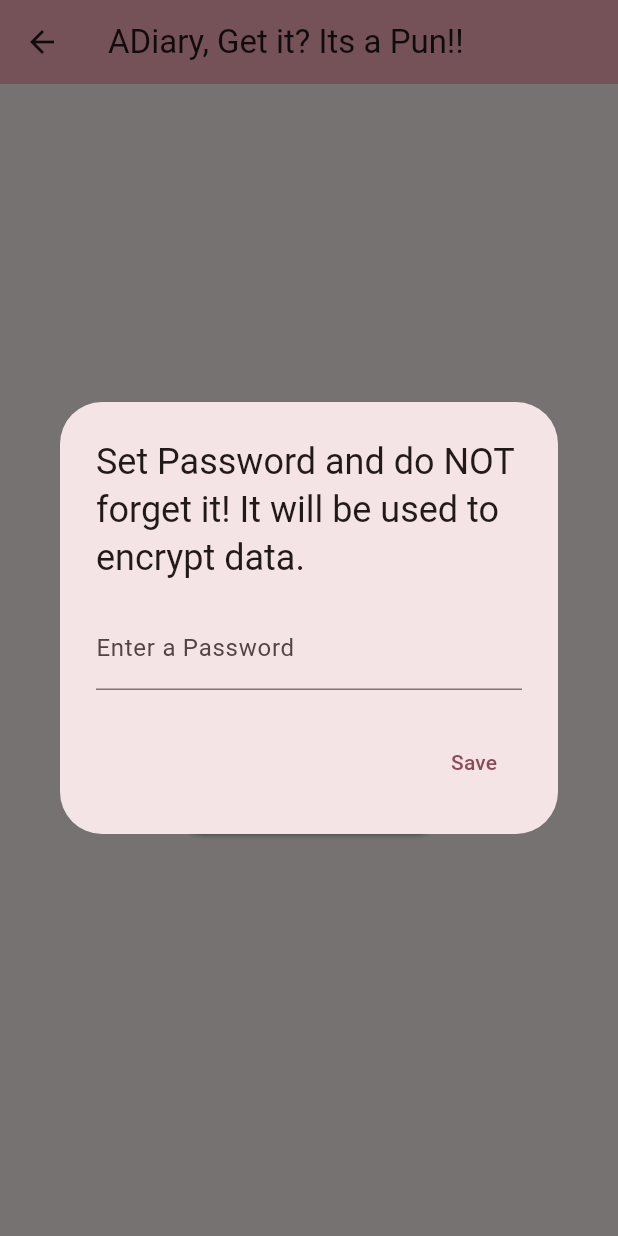
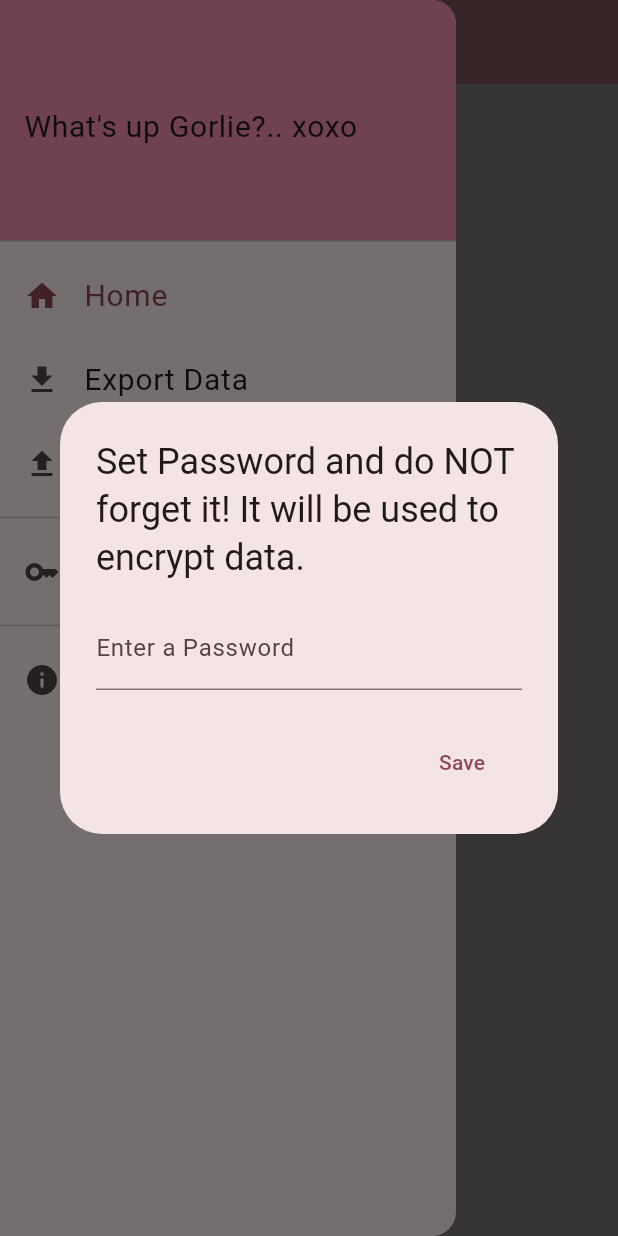
Before and after one commit to miracleanupam/ADiary, a Flutter app: the MyHomePage screen opened directly, with the side drawer open (before the commit the screen has no drawer), on a phone screen of 412 x 824 dp. Run offline on Flutter 3.47's test engine with Material 3 defaults, Android fonts, the phone set to English and light mode, and no system bars; our stand-ins replace file_picker, flutter_secure_storage, local_auth, permission_handler, sqflite_sqlcipher; accounts and stored records are empty.

Commit message:
1. drawer 2. constants 3. password service 4. more screens

```diff
--- /dev/null
+++ b/lib/constants.dart
@@ -0,0 +1,21 @@
+import 'package:adiary/screens/about.dart';
+import 'package:adiary/screens/dashboard.dart';
+import 'package:adiary/screens/export.dart';
+import 'package:adiary/screens/import.dart';
+import 'package:adiary/screens/password.dart';
+
+const homePageWidgetListsForDrawer = {
+  'dashboard': Dashboard(),
+  'export': ExportData(),
+  'import': ImportData(),
+  'about': About(),
+  'password': PasswordManager(),
+};
+
+const homePageWidgetTitleListsForAppBar = <String, String>{
+  'dashboard': 'ADiary, Get it? It\'s a Pun!!',
+  'export': 'Yeah gorl, back it all up..',
+  'import': 'Gorl, I got your back...',
+  'about': 'Why this? You ask?',
+  'password': 'Sshh! Keep this a secret!!'
+};
--- a/lib/models/entry.dart
+++ b/lib/models/entry.dart
@@ -1,13 +1,9 @@
-import 'dart:developer';
 import 'dart:io';
 
-import 'package:adiary/services/permissions.dart';
 import 'package:file_picker/file_picker.dart';
-import 'package:flutter/services.dart';
 import 'package:flutter_secure_storage/flutter_secure_storage.dart';
 import 'package:sqflite_sqlcipher/sqflite.dart';
 import 'package:path/path.dart';
-import 'package:path_provider/path_provider.dart';
 
 final String columnId = '_id';
 final String columnContent = 'content';
--- /dev/null
+++ b/lib/screens/about.dart
@@ -0,0 +1,11 @@
+import 'package:adiary/screens/styled_text.dart';
+import 'package:flutter/material.dart';
+
+class About extends StatelessWidget {
+  const About({super.key});
+
+  @override
+  Widget build(BuildContext context) {
+    return const StyledText(value: 'For Prinsu.');
+  }
+}
--- a/lib/screens/add_entry.dart
+++ b/lib/screens/add_entry.dart
@@ -61,7 +61,8 @@ class _AddEntryState extends State<AddEntry> {
     return Scaffold(
       appBar: AppBar(
         backgroundColor: Theme.of(context).colorScheme.inversePrimary,
-        title: Text("Let's record that good feeling..."),
+        title: Text('🌸🌸 Recording Happiness... 🌸🌸'),
+        titleSpacing: 0.0,
       ),
       body: Padding(
         padding: const EdgeInsets.all(16.0),
@@ -79,6 +80,7 @@ class _AddEntryState extends State<AddEntry> {
                       ? "Pick a Date"
                       : DateFormat.yMMMd().format(_selectedDate!),
                 )),
+            SizedBox(height: 16),
             Expanded(
               child: TextField(
                 controller: _journalController,
--- /dev/null
+++ b/lib/screens/dashboard.dart
@@ -0,0 +1,61 @@
+import 'package:adiary/screens/add_entry.dart';
+import 'package:adiary/screens/display_entry.dart';
+import 'package:flutter/material.dart';
+
+class Dashboard extends StatefulWidget {
+  const Dashboard({super.key});
+
+  @override
+  State<Dashboard> createState() => _DashboardState();
+}
+
+class _DashboardState extends State<Dashboard> {
+  Widget addEntryButton() {
+    return ElevatedButton(
+      onPressed: () {
+        Navigator.of(context).push(
+          MaterialPageRoute(builder: (context) => const AddEntry()),
+        );
+      },
+      child: const Row(
+        mainAxisSize: MainAxisSize.min,
+        children: <Widget>[
+          Icon(Icons.favorite_border),
+          Text('Add an Entry'),
+        ],
+      ),
+    );
+  }
+
+  Widget memoryButton() {
+    return ElevatedButton(
+      onPressed: () {
+        Navigator.of(context).push(
+          MaterialPageRoute(builder: (context) => const DisplayEntry()),
+        );
+      },
+      child: const Row(
+        mainAxisSize: MainAxisSize.min,
+        children: <Widget>[
+          Icon(Icons.sentiment_very_satisfied),
+          Text('Go down the memory lane.'),
+        ],
+      ),
+    );
+  }
+
+  @override
+  Widget build(BuildContext context) {
+    return Padding(
+      padding: const EdgeInsets.all(16.0),
+      child: Column(
+        crossAxisAlignment: CrossAxisAlignment.center,
+        mainAxisAlignment: MainAxisAlignment.center,
+        children: [
+          addEntryButton(),
+          memoryButton(),
+        ],
+      ),
+    );
+  }
+}
--- a/lib/screens/display_entry.dart
+++ b/lib/screens/display_entry.dart
@@ -32,7 +32,8 @@ class _DisplayEntryState extends State<DisplayEntry> {
     return Scaffold(
       appBar: AppBar(
         backgroundColor: Theme.of(context).colorScheme.inversePrimary,
-        title: Text("Remember this?"),
+        title: Text("🌸💝 Remember this?"),
+        titleSpacing: 0.0,
       ),
       body: Padding(
         padding: const EdgeInsets.all(16.0),
--- /dev/null
+++ b/lib/screens/drawer.dart
@@ -0,0 +1,116 @@
+import 'package:flutter/material.dart';
+
+class ADrawer extends StatefulWidget {
+  final Function onTapCallback;
+  final String selectedItem;
+  const ADrawer(
+      {super.key, required this.onTapCallback, required this.selectedItem});
+
+  @override
+  State<ADrawer> createState() => _ADrawerState();
+}
+
+class _ADrawerState extends State<ADrawer> {
+  String currentSelection = 'dashboard';
+
+  @override
+  void initState() {
+    currentSelection = widget.selectedItem;
+    super.initState();
+  }
+
+  @override
+  Widget build(BuildContext context) {
+    return Drawer(
+        child: ListView(
+      children: [
+        DrawerHeader(
+          decoration: BoxDecoration(color: Colors.pink.shade200),
+          child: Container(
+              alignment: Alignment.centerLeft,
+              child: Text(
+                'What\'s up Gorlie?.. xoxo',
+                style: TextStyle(fontSize: 20),
+              )),
+        ),
+        ListTile(
+          leading: Icon(Icons.home),
+          title: Text(
+            'Home',
+            style: TextStyle(fontSize: 20),
+          ),
+          selected: currentSelection == 'dashboard',
+          onTap: () {
+            setState(() {
+              currentSelection = 'dashboard';
+            });
+            widget.onTapCallback('dashboard');
+            Navigator.pop(context);
+          },
+        ),
+        ListTile(
+          leading: Icon(Icons.download),
+          title: Text(
+            'Export Data',
+            style: TextStyle(fontSize: 20),
+          ),
+          selected: currentSelection == 'export',
+          onTap: () {
+            setState(() {
+              currentSelection = 'export';
+            });
+            widget.onTapCallback('export');
+            Navigator.pop(context);
+          },
+        ),
+        ListTile(
+          leading: Icon(Icons.upload),
+          title: Text(
+            'Import Data',
+            style: TextStyle(fontSize: 20),
+          ),
+          selected: currentSelection == 'import',
+          onTap: () {
+            setState(() {
+              currentSelection = 'import';
+            });
+            widget.onTapCallback('import');
+            Navigator.pop(context);
+          },
+        ),
+        Divider(),
+        ListTile(
+          leading: Icon(Icons.key),
+          title: Text(
+            'Password',
+            style: TextStyle(fontSize: 20),
+          ),
+          selected: currentSelection == 'password',
+          onTap: () {
+            setState(() {
+              currentSelection = 'password';
+            });
+            widget.onTapCallback('password');
+            Navigator.pop(context);
+          },
+        ),
+        Divider(),
+        ListTile(
+          leading: Icon(Icons.info),
+          title: Text(
+            'About App',
+            style: TextStyle(fontSize: 20),
+          ),
+          selected: currentSelection == 'about',
+          onTap: () {
+            setState(() {
+              currentSelection = 'about';
+            });
+            widget.onTapCallback('about');
+            Navigator.pop(context);
+          },
+        ),
+      ],
+    ));
+  }
+}
--- a/lib/screens/home.dart
+++ b/lib/screens/home.dart
@@ -1,9 +1,7 @@
-import 'package:adiary/models/entry.dart';
-import 'package:adiary/screens/add_entry.dart';
-import 'package:adiary/screens/display_entry.dart';
-import 'package:adiary/services/storages.dart';
+import 'package:adiary/screens/drawer.dart';
+import 'package:adiary/services/password.dart';
 import 'package:flutter/material.dart';
-import 'package:flutter_secure_storage/flutter_secure_storage.dart';
+import 'package:adiary/constants.dart' as constants;
 
 class MyHomePage extends StatefulWidget {
   const MyHomePage({super.key});
@@ -13,9 +11,6 @@ class MyHomePage extends StatefulWidget {
 }
 
 class _MyHomePageState extends State<MyHomePage> {
-  final FlutterSecureStorage secureStorage = FlutterSecureStorage();
-  bool exporting = false;
-  bool importing = false;
 
   @override
   void initState() {
@@ -24,165 +19,64 @@ class _MyHomePageState extends State<MyHomePage> {
   }
 
   Future<void> _checkPassword() async {
-    String? storedPassword = await secureStorage.read(key: 'password');
-    if (storedPassword == null) {
-      _promptForPassword();
+    if (mounted) {
+    ADiaryPasswordService passwordService = ADiaryPasswordService(context: context);
+    String? storedPassword = await passwordService.getPasswod();
+
+    if (storedPassword == null && mounted) {
+    passwordService.promptForPassword(false);
+    }
     }
   }
 
-  Future<void> _export() async {
+  // void _promptForPassword() {
+  //   TextEditingController passwordController = TextEditingController();
+  //   showDialog(
+  //     context: context,
+  //     barrierDismissible: false,
+  //     builder: (context) {
+  //       return AlertDialog(
+  //           title: const Text(
+  //               "Set Password and do NOT forget it! It will be used to encrypt data."),
+  //           content: TextField(
+  //             controller: passwordController,
+  //             obscureText: true,
+  //             decoration: const InputDecoration(labelText: "Enter a Password"),
+  //           ),
+  //           actions: [
+  //             TextButton(
+  //                 onPressed: () async {
+  //                   String password = passwordController.text;
+  //                   if (password.isNotEmpty) {
+  //                     Storages().writeNewPassword(password);
+  //                     Navigator.pop(context);
+  //                   }
+  //                 },
+  //                 child: const Text('Save')),
+  //           ]);
+  //     },
+  //   );
+  // }
+
+  // Widget changePasswordButton() {
+  //   return ElevatedButton(
+  //     onPressed: _promptForPassword,
+  //     child: const Row(
+  //       mainAxisSize: MainAxisSize.min,
+  //       children: <Widget>[
+  //         Icon(Icons.key),
+  //         Text('Change Password'),
+  //       ],
+  //     ),
+  //   );
+  // }
+
+  String _drawerScreen = 'dashboard';
+
+  void _drawerItemTapped(String newScreen) {
     setState(() {
-      exporting = true;
+      _drawerScreen = newScreen;
     });
-    try {
-      EntryProvider entryProvider = EntryProvider();
-      String exportedPath = await entryProvider.export();
-      if (mounted) {
-        ScaffoldMessenger.of(context).showSnackBar(
-          SnackBar(
-              content: Text("Exported to $exportedPath"),
-              duration: Duration(seconds: 8)),
-        );
-      }
-    } catch (_) {
-    } finally {
-      setState(() {
-        exporting = false;
-      });
-    }
-  }
-
-  Future<void> _import() async {
-    setState(() {
-      importing = true;
-    });
-
-    bool wasSuccess = false;
-    try {
-      EntryProvider entryProvider = EntryProvider();
-      await entryProvider.import();
-      wasSuccess = true;
-    } catch (_) {
-    } finally {
-      setState(() {
-        importing = false;
-      });
-      if (mounted) {
-        ScaffoldMessenger.of(context).showSnackBar(
-          SnackBar(
-              content: Text(wasSuccess
-                  ? 'Successfully Imported'
-                  : 'Something went wrong...'),
-              duration: Duration(seconds: 8)),
-        );
-      }
-    }
-  }
-
-  void _promptForPassword() {
-    TextEditingController passwordController = TextEditingController();
-    showDialog(
-      context: context,
-      barrierDismissible: false,
-      builder: (context) {
-        return AlertDialog(
-            title: const Text(
-                "Set Password and do NOT forget it! It will be used to encrypt data."),
-            content: TextField(
-              controller: passwordController,
-              obscureText: true,
-              decoration: const InputDecoration(labelText: "Enter a Password"),
-            ),
-            actions: [
-              TextButton(
-                  onPressed: () async {
-                    String password = passwordController.text;
-                    if (password.isNotEmpty) {
-                      Storages().writeNewPassword(password);
-                      Navigator.pop(context);
-                    }
-                  },
-                  child: const Text('Save')),
-            ]);
-      },
-    );
-  }
-
-  Widget addEntryButton() {
-    return ElevatedButton(
-      onPressed: () {
-        Navigator.of(context).push(
-          MaterialPageRoute(builder: (context) => const AddEntry()),
-        );
-      },
-      child: const Row(
-        mainAxisSize: MainAxisSize.min,
-        children: <Widget>[
-          Icon(Icons.favorite_border),
-          Text('Add an Entry'),
-        ],
-      ),
-    );
-  }
-
-  Widget memoryButton() {
-    return ElevatedButton(
-      onPressed: () {
-        Navigator.of(context).push(
-          MaterialPageRoute(builder: (context) => const DisplayEntry()),
-        );
-      },
-      child: const Row(
-        mainAxisSize: MainAxisSize.min,
-        children: <Widget>[
-          Icon(Icons.sentiment_very_satisfied),
-          Text('Go down the memory lane.'),
-        ],
-      ),
-    );
-  }
-
-  Widget exportButton() {
-    return exporting
-        ? CircularProgressIndicator()
-        : ElevatedButton(
-            onPressed: _export,
-            child: const Row(
-              mainAxisSize: MainAxisSize.min,
-              children: <Widget>[
-                Icon(Icons.download),
-                Text('Export'),
-              ],
-            ),
-          );
-  }
-
-  Widget importButton() {
-    return importing
-        ? CircularProgressIndicator()
-        : ElevatedButton(
-            onPressed: _import,
-            child: const Row(
-              mainAxisSize: MainAxisSize.min,
-              children: <Widget>[
-                Icon(Icons.upload),
-                Text('Import'),
-              ],
-            ),
-          );
-  }
-
-  Widget changePasswordButton() {
-    return ElevatedButton(
-      onPressed: _promptForPassword,
-      child: const Row(
-        mainAxisSize: MainAxisSize.min,
-        children: <Widget>[
-          Icon(Icons.key),
-          Text('Change Password'),
-        ],
-      ),
-    );
   }
 
   @override
@@ -190,19 +84,12 @@ class _MyHomePageState extends State<MyHomePage> {
     return Scaffold(
       appBar: AppBar(
         backgroundColor: Theme.of(context).colorScheme.inversePrimary,
-        title: Text('ADiary, Get it? It' 's a Pun!!'),
+        title: Text("${constants.homePageWidgetTitleListsForAppBar[_drawerScreen]}"),
+        titleSpacing: 0.0,
       ),
+      drawer: ADrawer(onTapCallback: _drawerItemTapped, selectedItem: _drawerScreen),
       body: Center(
-        child: Column(
-          mainAxisAlignment: MainAxisAlignment.center,
-          children: <Widget>[
-            addEntryButton(),
-            memoryButton(),
-            exportButton(),
-            importButton(),
-            changePasswordButton(),
-          ],
-        ),
+        child: constants.homePageWidgetListsForDrawer[_drawerScreen],
       ),
     );
   }
--- a/lib/services/permissions.dart
+++ b/lib/services/permissions.dart
@@ -1,4 +1,3 @@
-import 'dart:developer';
 import 'dart:io';
 
 import 'package:permission_handler/permission_handler.dart';
```
Also changed, not shown: lib/screens/export.dart (added, +66 -0 lines), lib/screens/import.dart (added, +73 -0 lines), lib/screens/password.dart (added, +42 -0 lines), lib/screens/styled_text.dart (added, +22 -0 lines), lib/services/password.dart (added, +48 -0 lines).
